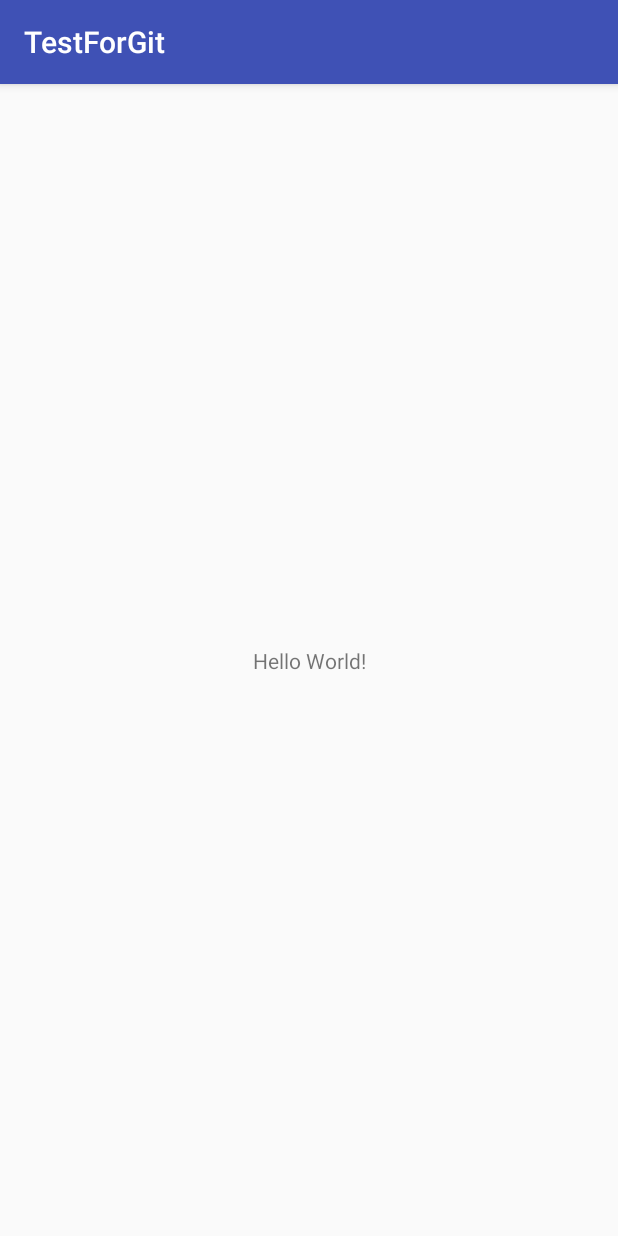
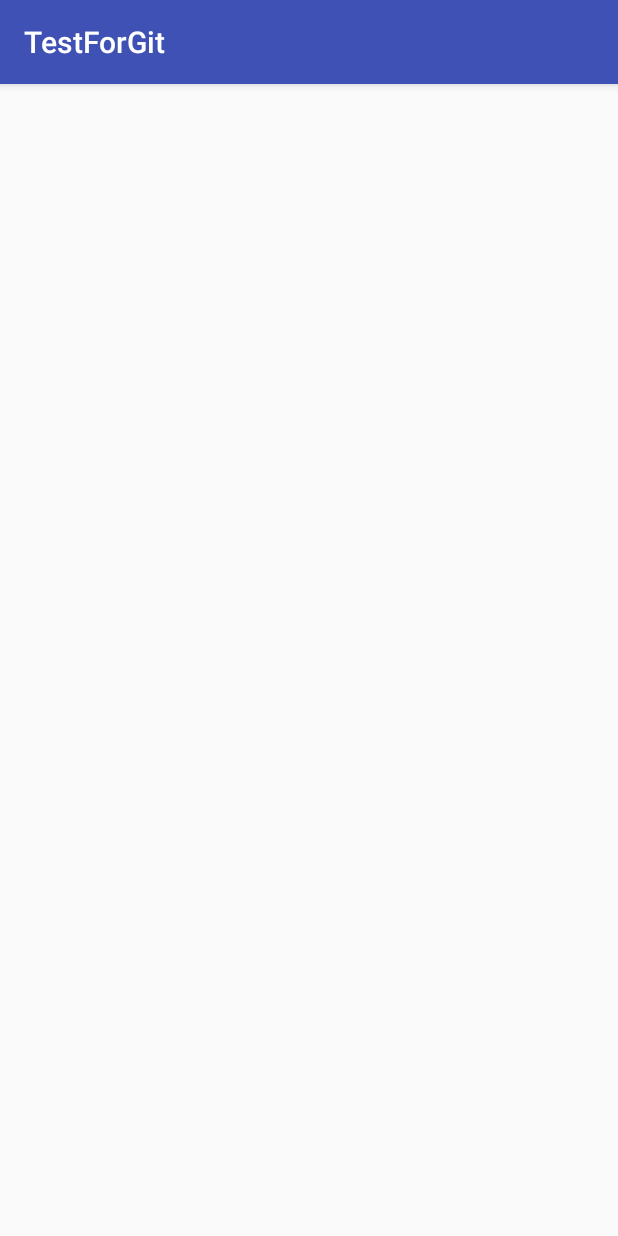
Before and after one commit to masoumehAfra1/project, an Android app: the screen it shows after launch (MainActivity), on a phone screen of 412 x 824 dp. Run offline under Robolectric (Android 15) with nearby library versions, the phone set to English and light mode, and no system bars.

Commit message:
second_step

```diff
--- a/TestForGit/app/src/main/AndroidManifest.xml
+++ b/TestForGit/app/src/main/AndroidManifest.xml
@@ -1,6 +1,8 @@
 <?xml version="1.0" encoding="utf-8"?>
 <manifest xmlns:android="http://schemas.android.com/apk/res/android"
     package="com.example.dorsa.testforgit">
+
+    <uses-permission android:name="android.permission.INTERNET"/>
 
     <application
         android:allowBackup="true"
--- a/TestForGit/app/src/main/java/com/example/dorsa/testforgit/MainActivity.java
+++ b/TestForGit/app/src/main/java/com/example/dorsa/testforgit/MainActivity.java
@@ -5,6 +5,8 @@ import android.os.Bundle;
 
 public class MainActivity extends AppCompatActivity {
 
+
+
     @Override
     protected void onCreate(Bundle savedInstanceState) {
         super.onCreate(savedInstanceState);
--- a/TestForGit/app/src/main/res/layout/activity_main.xml
+++ b/TestForGit/app/src/main/res/layout/activity_main.xml
@@ -6,13 +6,6 @@
     android:layout_height="match_parent"
     tools:context="com.example.dorsa.testforgit.MainActivity">
 
-    <TextView
-        android:layout_width="wrap_content"
-        android:layout_height="wrap_content"
-        android:text="Hello World!"
-        app:layout_constraintBottom_toBottomOf="parent"
-        app:layout_constraintLeft_toLeftOf="parent"
-        app:layout_constraintRight_toRightOf="parent"
-        app:layout_constraintTop_toTopOf="parent" />
+
 
 </android.support.constraint.ConstraintLayout>
```
